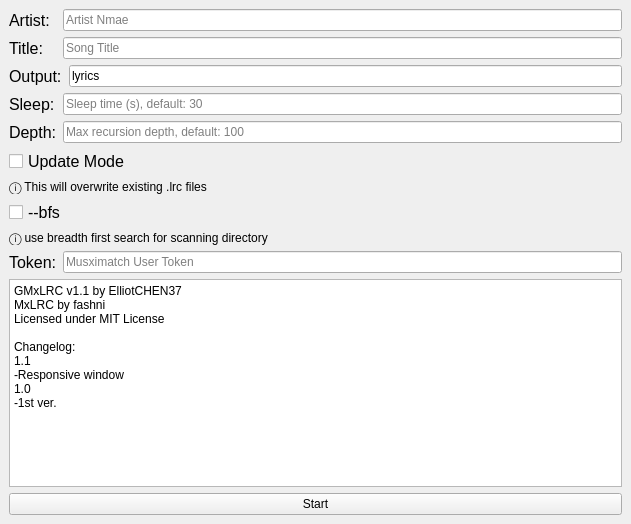
The window that win.ui (ElliotCHEN37/GMxLRC) describes before a commit, drawn with Qt 5.
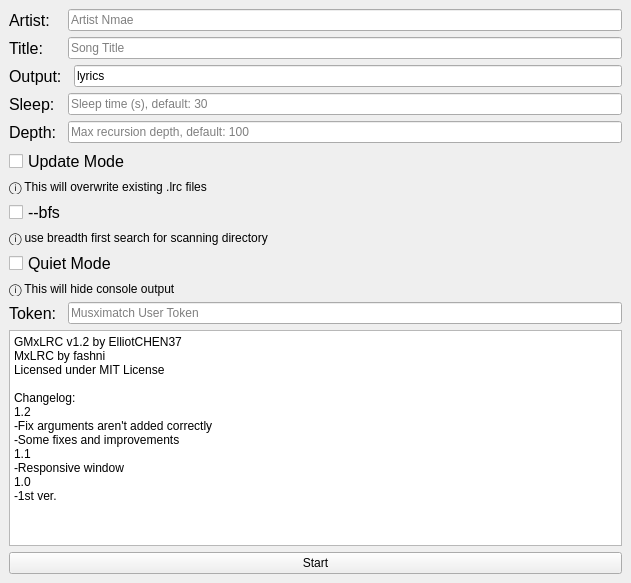
The same window after the commit.

```diff
--- a/win.ui
+++ b/win.ui
@@ -7,7 +7,7 @@
     <x>0</x>
     <y>0</y>
     <width>631</width>
-    <height>524</height>
+    <height>583</height>
    </rect>
   </property>
   <property name="font">
@@ -66,7 +66,7 @@
       </property>
      </widget>
     </item>
-    <item row="2" column="0" colspan="2">
+    <item row="2" column="0">
      <widget class="QLabel" name="Output_lab">
       <property name="font">
        <font>
@@ -152,7 +152,7 @@
       </property>
      </widget>
     </item>
-    <item row="7" column="0" colspan="3">
+    <item row="7" column="0" colspan="2">
      <widget class="QCheckBox" name="bfs_chk">
       <property name="font">
        <font>
@@ -175,7 +175,30 @@
       </property>
      </widget>
     </item>
-    <item row="9" column="0">
+    <item row="9" column="0" colspan="3">
+     <widget class="QCheckBox" name="Quiet_chk">
+      <property name="font">
+       <font>
+        <family>Arial</family>
+        <pointsize>12</pointsize>
+       </font>
+      </property>
+      <property name="accessibleDescription">
+       <string/>
+      </property>
+      <property name="text">
+       <string>Quiet Mode</string>
+      </property>
+     </widget>
+    </item>
+    <item row="10" column="0" colspan="3">
+     <widget class="QLabel" name="Quiet_des">
+      <property name="text">
+       <string>ⓘ This will hide console output</string>
+      </property>
+     </widget>
+    </item>
+    <item row="11" column="0">
      <widget class="QLabel" name="Token_lab">
       <property name="font">
        <font>
@@ -188,14 +211,14 @@
       </property>
      </widget>
     </item>
-    <item row="9" column="1" colspan="2">
+    <item row="11" column="1" colspan="2">
      <widget class="QLineEdit" name="Token_in">
       <property name="placeholderText">
        <string>Musximatch User Token</string>
       </property>
      </widget>
     </item>
-    <item row="10" column="0" colspan="3">
+    <item row="12" column="0" colspan="3">
      <widget class="QTextEdit" name="info">
       <property name="enabled">
        <bool>true</bool>
@@ -208,11 +231,14 @@
 &lt;html&gt;&lt;head&gt;&lt;meta name=&quot;qrichtext&quot; content=&quot;1&quot; /&gt;&lt;style type=&quot;text/css&quot;&gt;
 p, li { white-space: pre-wrap; }
 &lt;/style&gt;&lt;/head&gt;&lt;body style=&quot; font-family:'Arial'; font-size:9pt; font-weight:400; font-style:normal;&quot;&gt;
-&lt;p style=&quot; margin-top:0px; margin-bottom:0px; margin-left:0px; margin-right:0px; -qt-block-indent:0; text-indent:0px;&quot;&gt;GMxLRC v1.1 by ElliotCHEN37&lt;/p&gt;
+&lt;p style=&quot; margin-top:0px; margin-bottom:0px; margin-left:0px; margin-right:0px; -qt-block-indent:0; text-indent:0px;&quot;&gt;GMxLRC v1.2 by ElliotCHEN37&lt;/p&gt;
 &lt;p style=&quot; margin-top:0px; margin-bottom:0px; margin-left:0px; margin-right:0px; -qt-block-indent:0; text-indent:0px;&quot;&gt;MxLRC by fashni&lt;/p&gt;
 &lt;p style=&quot; margin-top:0px; margin-bottom:0px; margin-left:0px; margin-right:0px; -qt-block-indent:0; text-indent:0px;&quot;&gt;Licensed under MIT License&lt;/p&gt;
 &lt;p style=&quot;-qt-paragraph-type:empty; margin-top:0px; margin-bottom:0px; margin-left:0px; margin-right:0px; -qt-block-indent:0; text-indent:0px;&quot;&gt;&lt;br /&gt;&lt;/p&gt;
 &lt;p style=&quot; margin-top:0px; margin-bottom:0px; margin-left:0px; margin-right:0px; -qt-block-indent:0; text-indent:0px;&quot;&gt;Changelog:&lt;/p&gt;
+&lt;p style=&quot; margin-top:0px; margin-bottom:0px; margin-left:0px; margin-right:0px; -qt-block-indent:0; text-indent:0px;&quot;&gt;1.2&lt;/p&gt;
+&lt;p style=&quot; margin-top:0px; margin-bottom:0px; margin-left:0px; margin-right:0px; -qt-block-indent:0; text-indent:0px;&quot;&gt;-Fix arguments aren't added correctly&lt;/p&gt;
+&lt;p style=&quot; margin-top:0px; margin-bottom:0px; margin-left:0px; margin-right:0px; -qt-block-indent:0; text-indent:0px;&quot;&gt;-Some fixes and improvements&lt;/p&gt;
 &lt;p style=&quot; margin-top:0px; margin-bottom:0px; margin-left:0px; margin-right:0px; -qt-block-indent:0; text-indent:0px;&quot;&gt;1.1&lt;/p&gt;
 &lt;p style=&quot; margin-top:0px; margin-bottom:0px; margin-left:0px; margin-right:0px; -qt-block-indent:0; text-indent:0px;&quot;&gt;-Responsive window&lt;/p&gt;
 &lt;p style=&quot; margin-top:0px; margin-bottom:0px; margin-left:0px; margin-right:0px; -qt-block-indent:0; text-indent:0px;&quot;&gt;1.0&lt;/p&gt;
@@ -220,7 +246,7 @@
       </property>
      </widget>
     </item>
-    <item row="11" column="0" colspan="3">
+    <item row="13" column="0" colspan="3">
      <widget class="QPushButton" name="pushButton">
       <property name="text">
        <string>Start</string>
```
